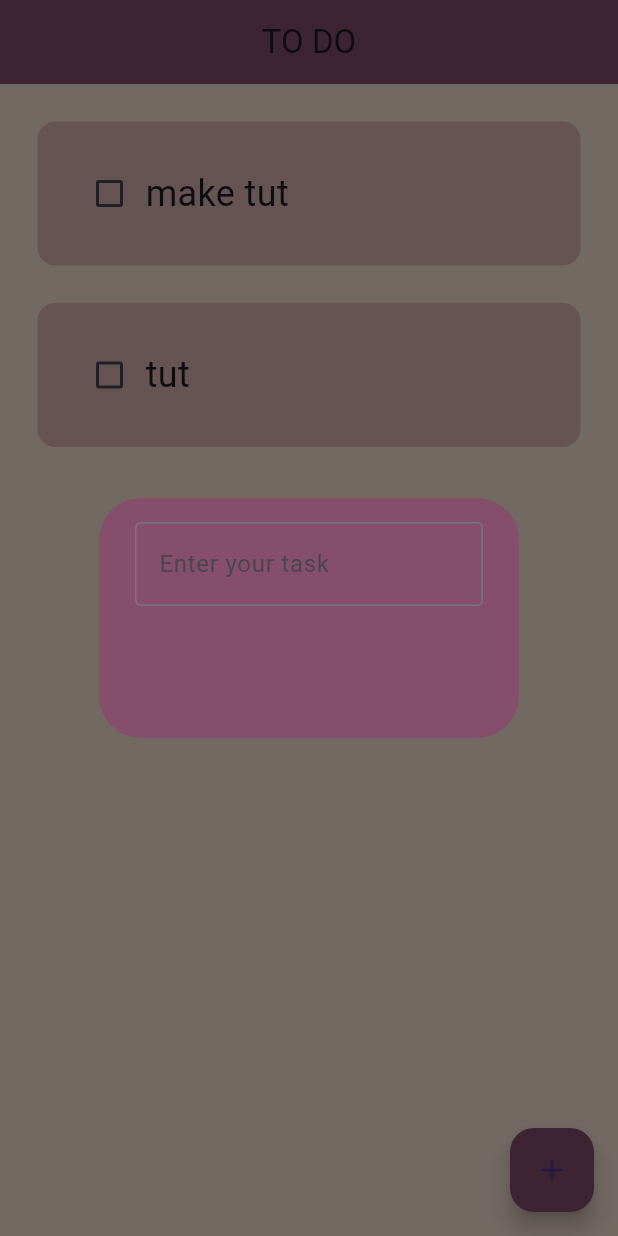
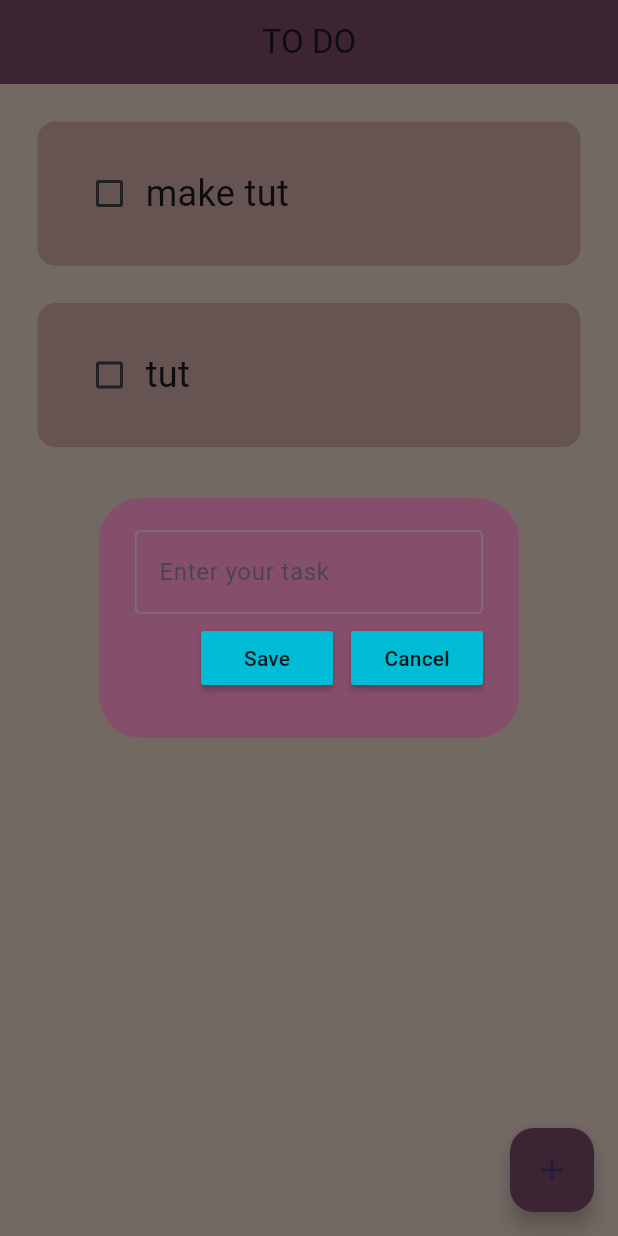
Before and after one commit to ZaidShaikh01/Practice-Flutter-Projects, a Flutter app: the screen it shows after launch, after a tap on the "add" icon, on a phone screen of 412 x 824 dp. Run offline on Flutter 3.47's test engine with Material 3 defaults, Android fonts, the phone set to English and light mode, and no system bars; drawn by our look-alikes of flutter_slidable; our stand-ins replace math_expressions.

Commit message:
Added Delete feature

```diff
--- a/todo_app/analysis_options.yaml
+++ b/todo_app/analysis_options.yaml
@@ -9,7 +9,8 @@
 # packages, and plugins designed to encourage good coding practices.
 analyzer:
   errors:
-    prefer_const_constructors: ignore ignore ignore ignore
+    prefer_const_constructors: ignore ignore ignore ignore ignore
+    prefer_const_literals_to_create_immutables: ignore
     sort_child_properties_last: ignore
 include: package:flutter_lints/flutter.yaml
 
--- a/todo_app/lib/main.dart
+++ b/todo_app/lib/main.dart
@@ -1,5 +1,6 @@
 import 'package:flutter/material.dart';
 import 'package:todo_app/src/Todo.dart';
+import 'package:flutter_slidable/flutter_slidable.dart';
 
 void main() {
   runApp(const MyApp());
--- a/todo_app/lib/src/ToDoList.dart
+++ b/todo_app/lib/src/ToDoList.dart
@@ -1,20 +1,32 @@
 import 'package:flutter/material.dart';
+import 'package:flutter_slidable/flutter_slidable.dart';
 
 class ToDoList extends StatelessWidget {
   final String taskName;
   final bool taskCompleted;
   Function(bool?)? onChanged;
+  Function(BuildContext)? deleteTodo;
 
   ToDoList(
       {super.key,
       required this.taskName,
       required this.taskCompleted,
-      required this.onChanged});
+      required this.onChanged,
+      required this.deleteTodo});
 
   @override
   Widget build(BuildContext context) {
     return Padding(
       padding: const EdgeInsets.only(left: 25, right: 25, top: 25),
+      child: Slidable(
+        endActionPane: ActionPane(motion: StretchMotion(), children: [
+          SlidableAction(
+            onPressed: deleteTodo,
+            icon: Icons.delete,
+            backgroundColor: Colors.red,
+            borderRadius: BorderRadius.circular(20),
+          )
+        ]),
         child: Container(
           // ignore: prefer_const_constructors
           padding: EdgeInsets.all(24),
@@ -43,6 +55,7 @@ class ToDoList extends StatelessWidget {
             borderRadius: BorderRadius.circular(12),
           ),
         ),
+      ),
     );
   }
 }
--- a/todo_app/lib/src/Todo.dart
+++ b/todo_app/lib/src/Todo.dart
@@ -10,6 +10,7 @@ class Todo extends StatefulWidget {
 }
 
 class _TodoState extends State<Todo> {
+  final _controller = TextEditingController();
   List toDo = [
     ["make tut", false],
     ["tut", false],
@@ -21,13 +22,33 @@ class _TodoState extends State<Todo> {
     });
   }
 
+  // save new task
+  void saveTheTask() {
+    setState(() {
+      toDo.add([_controller.text, false]);
+      _controller.clear();
+    });
+    Navigator.of(context).pop();
+  }
+
   void createNewTask() {
     showDialog(
       context: context,
       builder: (context) {
-        return DialogBox ();
+        return DialogBox(
+          myController: _controller,
+          onSave: saveTheTask,
+          onCancel: Navigator.of(context).pop,
+        );
       },
     );
+  }
+
+  //! Delete Button
+  void deleteTask(int index) {
+    setState(() {
+      toDo.removeAt(index);
+    });
   }
 
   @override
@@ -52,9 +73,11 @@ class _TodoState extends State<Todo> {
         itemCount: toDo.length,
         itemBuilder: (context, index) {
           return ToDoList(
-              taskName: toDo[index][0],
-              taskCompleted: toDo[index][1],
-              onChanged: (value) => checkBoxChanged(value, index));
+            taskName: toDo[index][0],
+            taskCompleted: toDo[index][1],
+            onChanged: (value) => checkBoxChanged(value, index),
+            deleteTodo: (context) => deleteTask(index),
+          );
         },
       ),
     );
--- a/todo_app/lib/src/dialog_box.dart
+++ b/todo_app/lib/src/dialog_box.dart
@@ -1,7 +1,17 @@
 import 'package:flutter/material.dart';
+import 'package:todo_app/src/my_button.dart';
 
 class DialogBox extends StatelessWidget {
-  const DialogBox({super.key});
+  final TextEditingController myController;
+  VoidCallback onSave;
+  VoidCallback onCancel;
+
+  DialogBox({
+    super.key,
+    required this.myController,
+    required this.onCancel,
+    required this.onSave,
+  });
 
   @override
   Widget build(BuildContext context) {
@@ -10,8 +20,10 @@ class DialogBox extends StatelessWidget {
       content: Container(
         height: 120,
         child: Column(
+          mainAxisAlignment: MainAxisAlignment.spaceEvenly,
           children: [
             TextField(
+              controller: myController,
               decoration: InputDecoration(
                 border: OutlineInputBorder(),
                 hintText: "Enter your task",
@@ -22,8 +34,14 @@ class DialogBox extends StatelessWidget {
             //cancel button
 
             Row(
+              mainAxisAlignment: MainAxisAlignment.end,
               children: [
-
+                //! This is save button
+                MyButton(text: "Save", onPressed: onSave),
+                const SizedBox(
+                  width: 12,
+                ),
+                MyButton(text: "Cancel", onPressed: onCancel)
               ],
             )
           ],
--- a/todo_app/lib/src/my_button.dart
+++ b/todo_app/lib/src/my_button.dart
@@ -2,10 +2,16 @@ import 'package:flutter/material.dart';
 
 class MyButton extends StatelessWidget {
   final String text;
-  const MyButton({super.key, required this.text});
+  VoidCallback onPressed;
+   MyButton({super.key, required this.text, required this.onPressed,});
+
 
   @override
   Widget build(BuildContext context) {
-    return Container();
+    return MaterialButton(
+      onPressed: onPressed,
+      color: Colors.cyan,
+      child: Text(text),
+    );
   }
 }
```
Also changed, not shown: todo_app/pubspec.yaml (+4 -17 lines), todo_app/pubspec.lock. Lines whose indentation alone changed are shown as unchanged.
